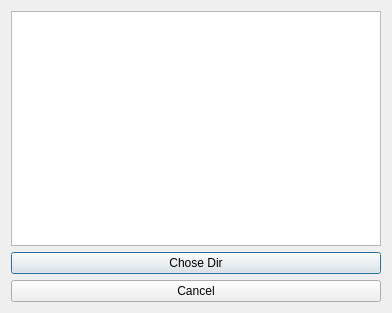
First picture: the form in Ui_YouD/Ui_YouD_path.ui, repository shuforov/YouD, before the edit.
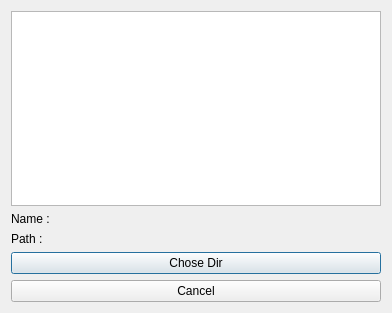
Second picture: the form after the edit.

Commit message: recreate form

```diff
--- a/Ui_YouD/Ui_YouD_path.ui
+++ b/Ui_YouD/Ui_YouD_path.ui
@@ -16,10 +16,63 @@
   <property name="modal">
    <bool>true</bool>
   </property>
-  <layout class="QVBoxLayout" name="verticalLayout">
+  <layout class="QVBoxLayout" name="verticalLayout_3">
    <item>
     <widget class="QTreeView" name="treeView_dir"/>
    </item>
+   <item>
+    <layout class="QHBoxLayout" name="horizontalLayout">
+     <item>
+      <layout class="QVBoxLayout" name="verticalLayout">
+       <item>
+        <widget class="QLabel" name="label_3">
+         <property name="text">
+          <string>Name :</string>
+         </property>
+        </widget>
+       </item>
+       <item>
+        <widget class="QLabel" name="label_4">
+         <property name="text">
+          <string>Path :</string>
+         </property>
+        </widget>
+       </item>
+      </layout>
+     </item>
+     <item>
+      <layout class="QVBoxLayout" name="verticalLayout_2">
+       <item>
+        <widget class="QLabel" name="label_name">
+         <property name="text">
+          <string/>
+         </property>
+        </widget>
+       </item>
+       <item>
+        <widget class="QLabel" name="label_path">
+         <property name="text">
+          <string/>
+         </property>
+        </widget>
+       </item>
+      </layout>
+     </item>
+     <item>
+      <spacer name="horizontalSpacer">
+       <property name="orientation">
+        <enum>Qt::Horizontal</enum>
+       </property>
+       <property name="sizeHint" stdset="0">
+        <size>
+         <width>40</width>
+         <height>20</height>
+        </size>
+       </property>
+      </spacer>
+     </item>
+    </layout>
+   </item>
    <item>
     <widget class="QPushButton" name="chose_dir_path">
      <property name="text">
```
The commit also changes 2 other files.
